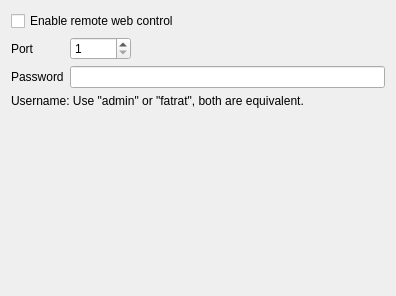
The window that src/remote/SettingsWebForm.ui (LubosD/fatrat) describes before a commit, drawn with Qt 5.
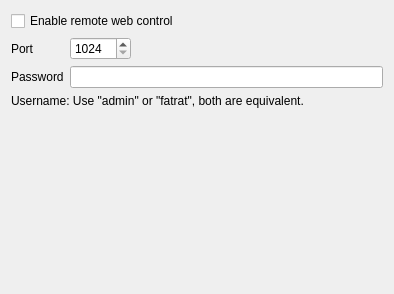
The same window after the commit.

Commit message: Added the first settings page in the WebUI

Patch:
```diff
--- a/src/remote/SettingsWebForm.ui
+++ b/src/remote/SettingsWebForm.ui
@@ -6,8 +6,8 @@
    <rect>
     <x>0</x>
     <y>0</y>
-    <width>396</width>
-    <height>296</height>
+    <width>394</width>
+    <height>294</height>
    </rect>
   </property>
   <layout class="QGridLayout" name="gridLayout">
@@ -28,7 +28,7 @@
    <item row="1" column="1">
     <widget class="QSpinBox" name="spinPort">
      <property name="minimum">
-      <number>1</number>
+      <number>1024</number>
      </property>
      <property name="maximum">
       <number>65535</number>
```
The commit also changes 15 other files.
